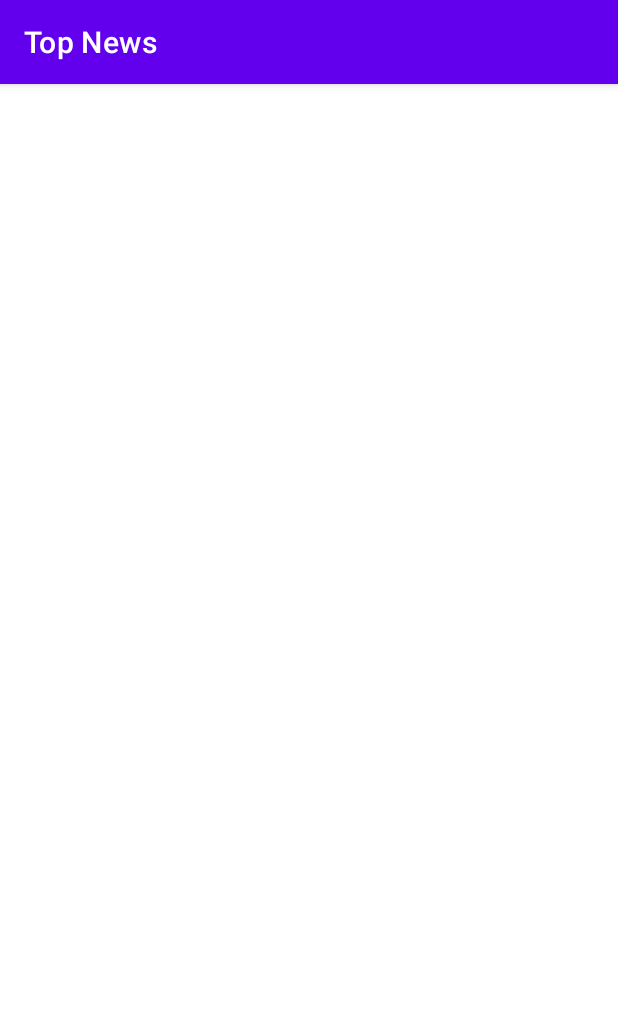
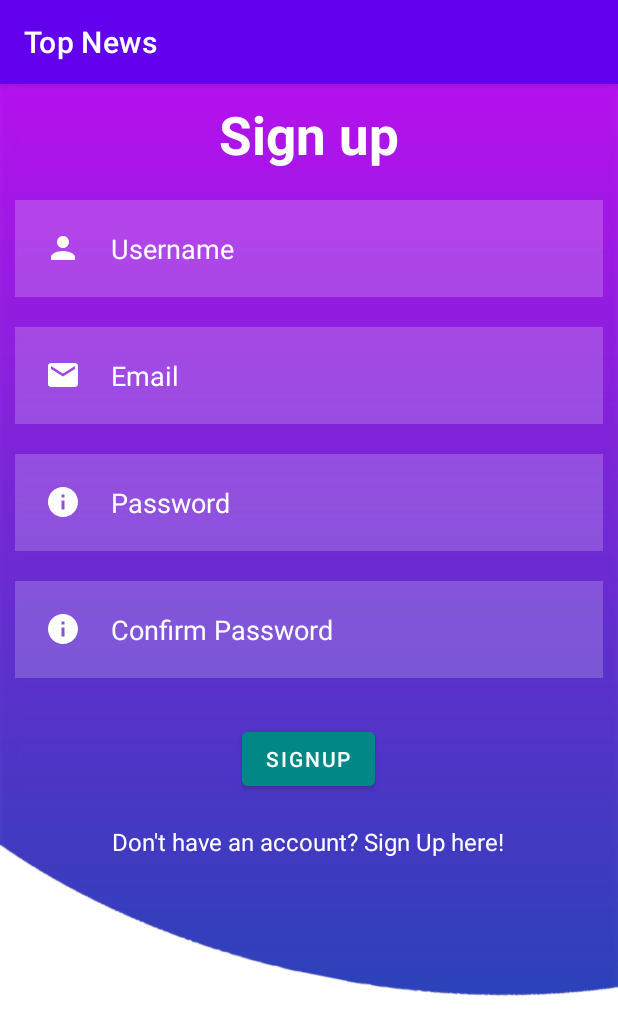
Before and after one commit to echwaadams/Top-News, an Android app: the SignUpActivity screen opened directly, with no data from a screen before it, on a phone screen of 412 x 824 dp. Shown: the top 1035 px of the screen. Run offline under Robolectric (Android 15) with nearby library versions, the phone set to English and light mode, and no system bars.

Commit message:
imported vector assets.

```diff
--- a/app/src/main/java/com/adams/topnews/MainActivity.java
+++ b/app/src/main/java/com/adams/topnews/MainActivity.java
@@ -2,11 +2,14 @@ package com.adams.topnews;
 
 import androidx.appcompat.app.AppCompatActivity;
 
+import android.content.Intent;
 import android.os.Bundle;
 import android.view.View;
 import android.widget.Button;
 import android.widget.TextView;
 import android.widget.Toast;
+
+import com.adams.topnews.ui.SignUpActivity;
 
 import butterknife.BindView;
 import butterknife.ButterKnife;
@@ -31,7 +34,9 @@ public class MainActivity extends AppCompatActivity {
             public void onClick(View view) {
                 Toast.makeText(MainActivity.this, "Welcome To Top News",Toast.LENGTH_LONG).show();
 
-                //starting another activity
+                //passing intent between activity
+                Intent intent = new Intent(MainActivity.this, SignUpActivity.class);
+                startActivity(intent);
             }
         });
     }
--- a/app/src/main/java/com/adams/topnews/ui/SignUpActivity.java
+++ b/app/src/main/java/com/adams/topnews/ui/SignUpActivity.java
@@ -3,6 +3,8 @@ package com.adams.topnews.ui;
 import androidx.appcompat.app.AppCompatActivity;
 
 import android.os.Bundle;
+
+import com.adams.topnews.R;
 
 public class SignUpActivity extends AppCompatActivity {
 
--- /dev/null
+++ b/app/src/main/res/drawable/ic_baseline_email_24.xml
@@ -0,0 +1,5 @@
+<vector android:height="24dp" android:tint="#FFFFFF"
+    android:viewportHeight="24" android:viewportWidth="24"
+    android:width="24dp" xmlns:android="http://schemas.android.com/apk/res/android">
+    <path android:fillColor="@android:color/white" android:pathData="M20,4L4,4c-1.1,0 -1.99,0.9 -1.99,2L2,18c0,1.1 0.9,2 2,2h16c1.1,0 2,-0.9 2,-2L22,6c0,-1.1 -0.9,-2 -2,-2zM20,8l-8,5 -8,-5L4,6l8,5 8,-5v2z"/>
+</vector>
--- /dev/null
+++ b/app/src/main/res/drawable/ic_baseline_info_24.xml
@@ -0,0 +1,5 @@
+<vector android:height="24dp" android:tint="#FFFFFF"
+    android:viewportHeight="24" android:viewportWidth="24"
+    android:width="24dp" xmlns:android="http://schemas.android.com/apk/res/android">
+    <path android:fillColor="@android:color/white" android:pathData="M12,2C6.48,2 2,6.48 2,12s4.48,10 10,10 10,-4.48 10,-10S17.52,2 12,2zM13,17h-2v-6h2v6zM13,9h-2L11,7h2v2z"/>
+</vector>
--- /dev/null
+++ b/app/src/main/res/drawable/ic_baseline_person_24.xml
@@ -0,0 +1,5 @@
+<vector android:height="24dp" android:tint="#FFFFFF"
+    android:viewportHeight="24" android:viewportWidth="24"
+    android:width="24dp" xmlns:android="http://schemas.android.com/apk/res/android">
+    <path android:fillColor="@android:color/white" android:pathData="M12,12c2.21,0 4,-1.79 4,-4s-1.79,-4 -4,-4 -4,1.79 -4,4 1.79,4 4,4zM12,14c-2.67,0 -8,1.34 -8,4v2h16v-2c0,-2.66 -5.33,-4 -8,-4z"/>
+</vector>
--- a/app/src/main/res/layout/activity_sign_up.xml
+++ b/app/src/main/res/layout/activity_sign_up.xml
@@ -1,9 +1,95 @@
 <?xml version="1.0" encoding="utf-8"?>
-<androidx.constraintlayout.widget.ConstraintLayout xmlns:android="http://schemas.android.com/apk/res/android"
-    xmlns:app="http://schemas.android.com/apk/res-auto"
-    xmlns:tools="http://schemas.android.com/tools"
+<RelativeLayout xmlns:android="http://schemas.android.com/apk/res/android"
     android:layout_width="match_parent"
-    android:layout_height="match_parent"
-    tools:context=".ui.SignUpActivity">
+    android:background="@drawable/login"
+    android:layout_height="match_parent">
+    <TextView
 
-</androidx.constraintlayout.widget.ConstraintLayout>
+        android:layout_width="match_parent"
+        android:layout_height="wrap_content"
+        android:id="@+id/signupTextView"
+        android:text="Sign up"
+        android:layout_alignParentLeft="true"
+        android:textSize="35sp"
+        android:textColor="@color/white"
+        android:gravity="center"
+        android:layout_margin="10dp"
+        android:textStyle="bold"/>
+    <EditText
+        android:id="@+id/emailEditText"
+        android:layout_width="match_parent"
+        android:layout_below="@id/userNameEditText"
+        android:drawableLeft="@drawable/ic_baseline_email_24"
+        android:layout_height="wrap_content"
+        android:background="#30ffffff"
+        android:layout_margin="10dp"
+        android:padding="20dp"
+        android:textColorHint="@color/white"
+        android:drawablePadding="20dp"
+        android:inputType="textEmailAddress"
+        android:hint="Email" />
+    <EditText
+        android:id="@+id/userNameEditText"
+        android:layout_width="match_parent"
+        android:inputType="text"
+        android:layout_below="@id/signupTextView"
+        android:layout_height="wrap_content"
+        android:background="#30ffffff"
+        android:layout_margin="10dp"
+        android:padding="20dp"
+        android:drawablePadding="20dp"
+        android:hint="Username"
+        android:drawableLeft="@drawable/ic_baseline_person_24"
+        android:textColorHint="@color/white"/>
+    <EditText
+        android:id="@+id/passwordEditText"
+        android:layout_width="match_parent"
+        android:inputType="textPassword"
+        android:layout_height="wrap_content"
+        android:layout_margin="10dp"
+        android:layout_below="@id/emailEditText"
+        android:background="#30ffffff"
+        android:drawableLeft="@drawable/ic_baseline_info_24"
+        android:drawablePadding="20dp"
+        android:padding="20dp"
+        android:textColorHint="@color/white"
+        android:hint="Password" />
+    <EditText
+        android:id="@+id/confirmPasswordEditText"
+        android:layout_width="match_parent"
+        android:inputType="textPassword"
+        android:layout_height="wrap_content"
+        android:background="#30ffffff"
+        android:drawablePadding="20dp"
+        android:layout_margin="10dp"
+        android:layout_below="@id/passwordEditText"
+        android:padding="20dp"
+        android:drawableLeft="@drawable/ic_baseline_info_24"
+        android:textColorHint="@color/white"
+        android:hint="Confirm Password" />
+    <com.google.android.material.button.MaterialButton
+        android:id="@+id/signupButton"
+        android:text="signup"
+        android:layout_width="wrap_content"
+        android:layout_height="wrap_content"
+        android:layout_below="@id/confirmPasswordEditText"
+        android:layout_centerHorizontal="true"
+        android:layout_marginStart="20dp"
+        android:layout_marginTop="20dp"
+        android:layout_marginEnd="20dp"
+        android:layout_marginBottom="20dp"
+        android:backgroundTint="@color/design_default_color_secondary_variant" />
+
+    <TextView
+        android:layout_width="wrap_content"
+        android:layout_height="wrap_content"
+        android:id="@+id/otherSignin"
+        android:layout_centerHorizontal="true"
+        android:text="Don't have an account? Sign Up here!"
+        android:textColor="@color/white"
+        android:layout_below="@id/signupButton"
+        android:layout_marginBottom="20dp"
+        android:textSize="16sp"/>
+
+
+</RelativeLayout>
```
Also changed, not shown: app/src/main/res/drawable/login.png (added).
